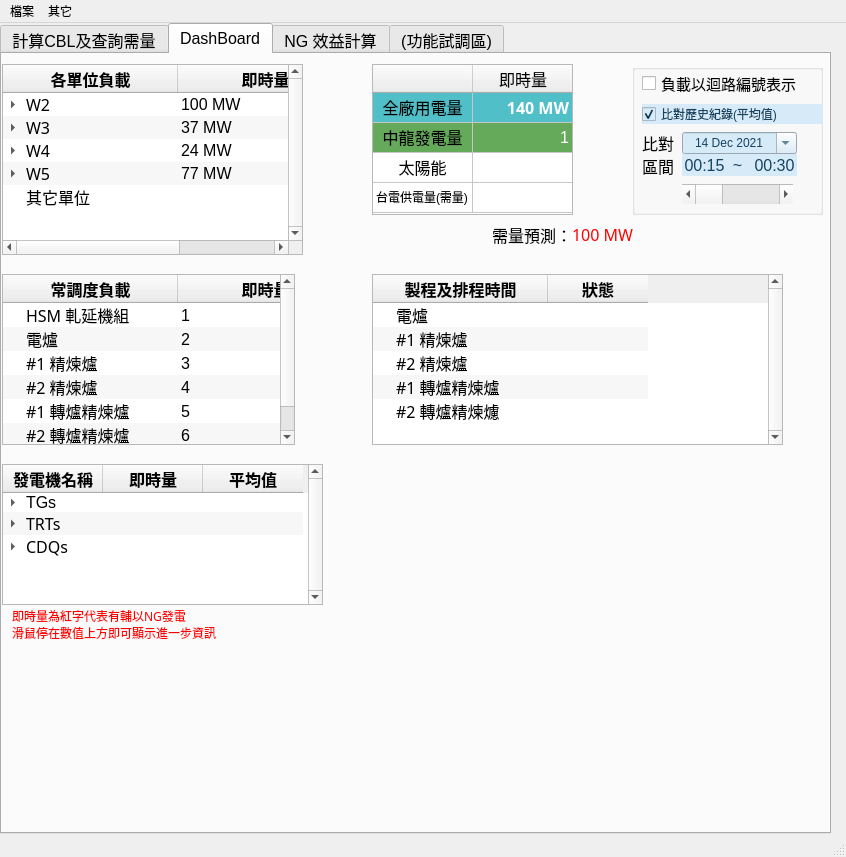
Before: the Qt Designer form ui.ui in JoesphChou/InterfaceForDispatch, drawn with Qt 5.
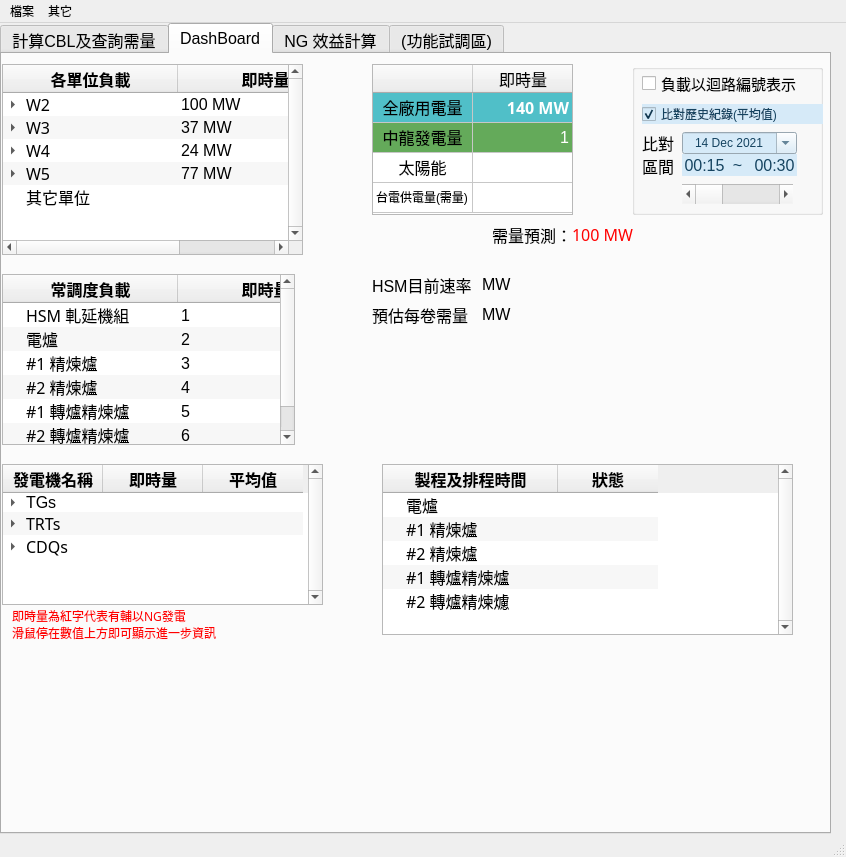
After: the same form once the commit is applied.

Commit message: (1)修改estimate_speed_from_last_peaks功能，加入目前生產速度、判斷是否暫停生產的功能 (2)新增real_time_hsm_cycle 函式，用來即時分析及更新HSM 生產狀況。 (3) 在dashboard_value 中，新增呼叫real_time_hsm_cycle 函式 (4) Debug：scroller 變更，但歷史資料對應的欄位沒有跟著連動。

The edit to the form file:
```diff
--- a/ui.ui
+++ b/ui.ui
@@ -3009,8 +3009,8 @@
      <widget class="QTreeWidget" name="tw4">
       <property name="geometry">
        <rect>
-        <x>370</x>
-        <y>220</y>
+        <x>380</x>
+        <y>410</y>
         <width>411</width>
         <height>171</height>
        </rect>
@@ -3186,6 +3186,58 @@
        </property>
       </item>
      </widget>
+     <widget class="QLabel" name="label_43">
+      <property name="geometry">
+       <rect>
+        <x>370</x>
+        <y>250</y>
+        <width>111</width>
+        <height>21</height>
+       </rect>
+      </property>
+      <property name="text">
+       <string>預估每卷需量</string>
+      </property>
+     </widget>
+     <widget class="QLabel" name="label_44">
+      <property name="geometry">
+       <rect>
+        <x>480</x>
+        <y>220</y>
+        <width>111</width>
+        <height>21</height>
+       </rect>
+      </property>
+      <property name="text">
+       <string>MW</string>
+      </property>
+     </widget>
+     <widget class="QLabel" name="label_42">
+      <property name="geometry">
+       <rect>
+        <x>370</x>
+        <y>220</y>
+        <width>111</width>
+        <height>21</height>
+       </rect>
+      </property>
+      <property name="text">
+       <string>HSM目前速率</string>
+      </property>
+     </widget>
+     <widget class="QLabel" name="label_45">
+      <property name="geometry">
+       <rect>
+        <x>480</x>
+        <y>250</y>
+        <width>111</width>
+        <height>21</height>
+       </rect>
+      </property>
+      <property name="text">
+       <string>MW</string>
+      </property>
+     </widget>
     </widget>
     <widget class="QWidget" name="tab_3">
      <attribute name="title">
```
Left out of the diff: 4 changed lines with no effect on the pictures. The commit also changes 3 other files.
